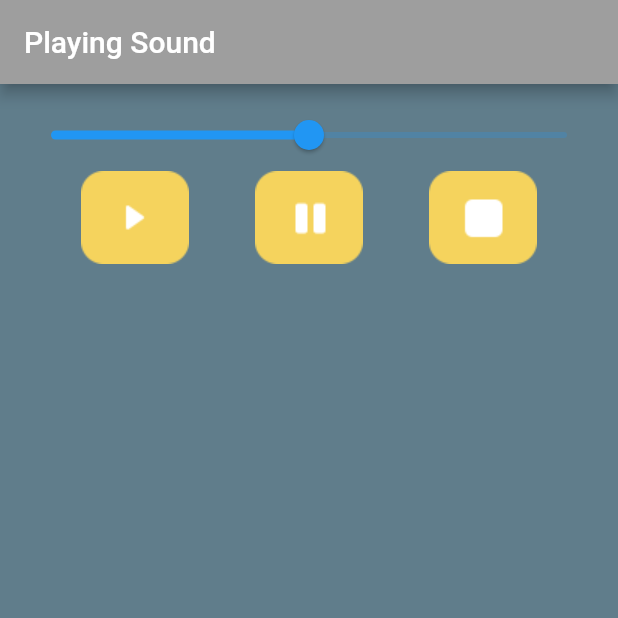
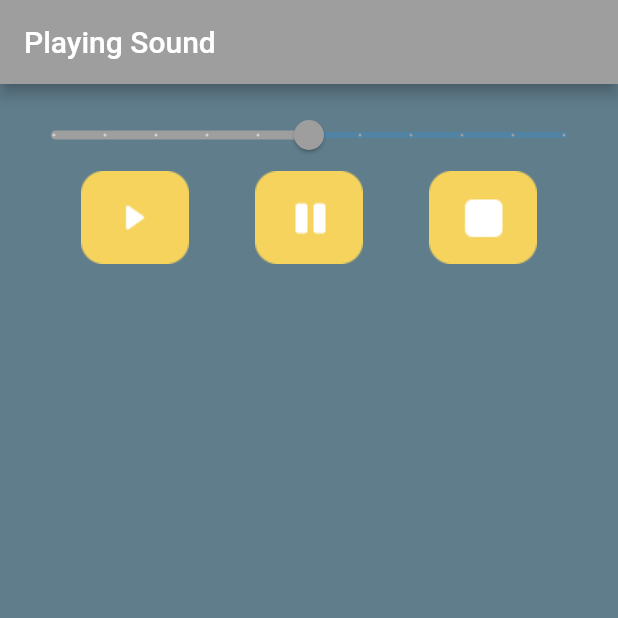
Before and after one commit to adilsontchameia/PlayingSound, a Flutter app: the screen it shows after launch, on a phone screen of 412 x 824 dp, the top half of it. Run offline on Flutter 3.47's test engine with Material 2 defaults, Android fonts, the light colour scheme and no system bars; our stand-ins replace audioplayers.

Commit message:
usando divider no slider, e finalizacao do app

```diff
--- a/lib/main.dart
+++ b/lib/main.dart
@@ -62,12 +62,14 @@ class _HomeState extends State<Home> {
                 value: volume,
                 min: 0,
                 max: 1,
+                divisions: 10, //Divisoes
                 onChanged: (novoVolume) {
                   setState(() {
                     volume = novoVolume;
                   });
                   player.setVolume(novoVolume);
                 },
+                activeColor: Colors.grey,
               ),
               Row(
                 mainAxisAlignment: MainAxisAlignment.spaceEvenly,
```
